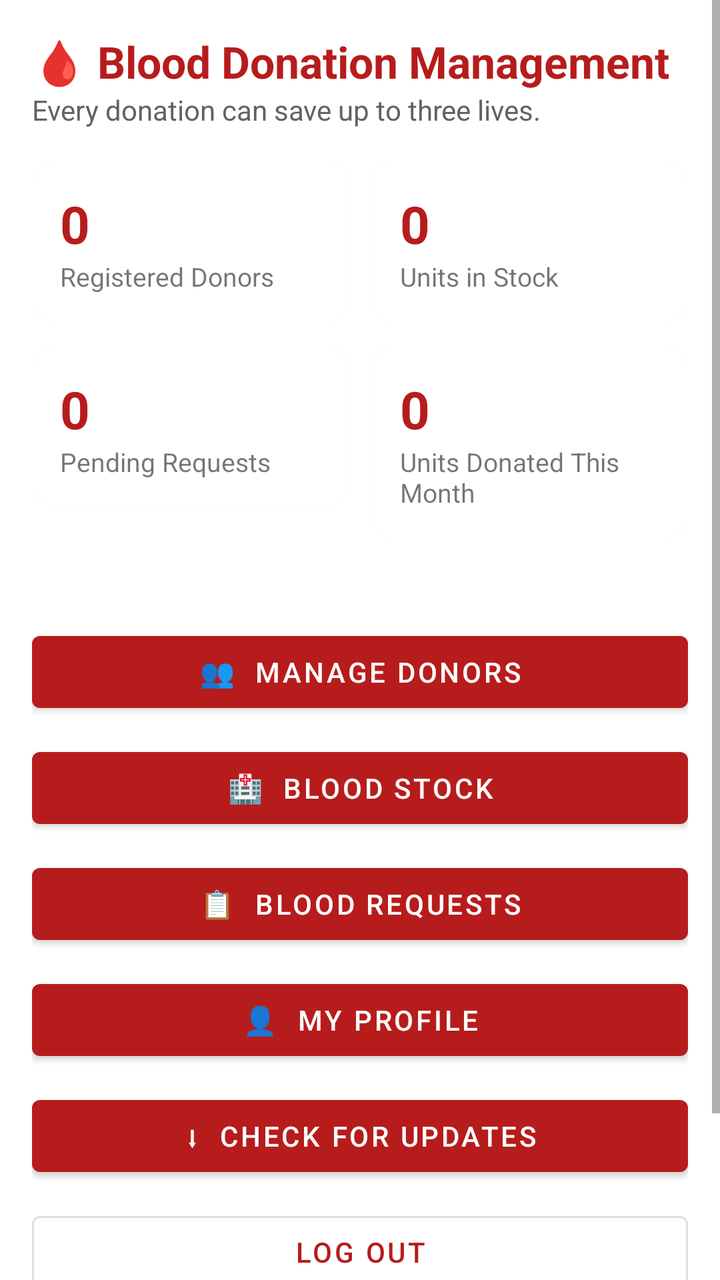
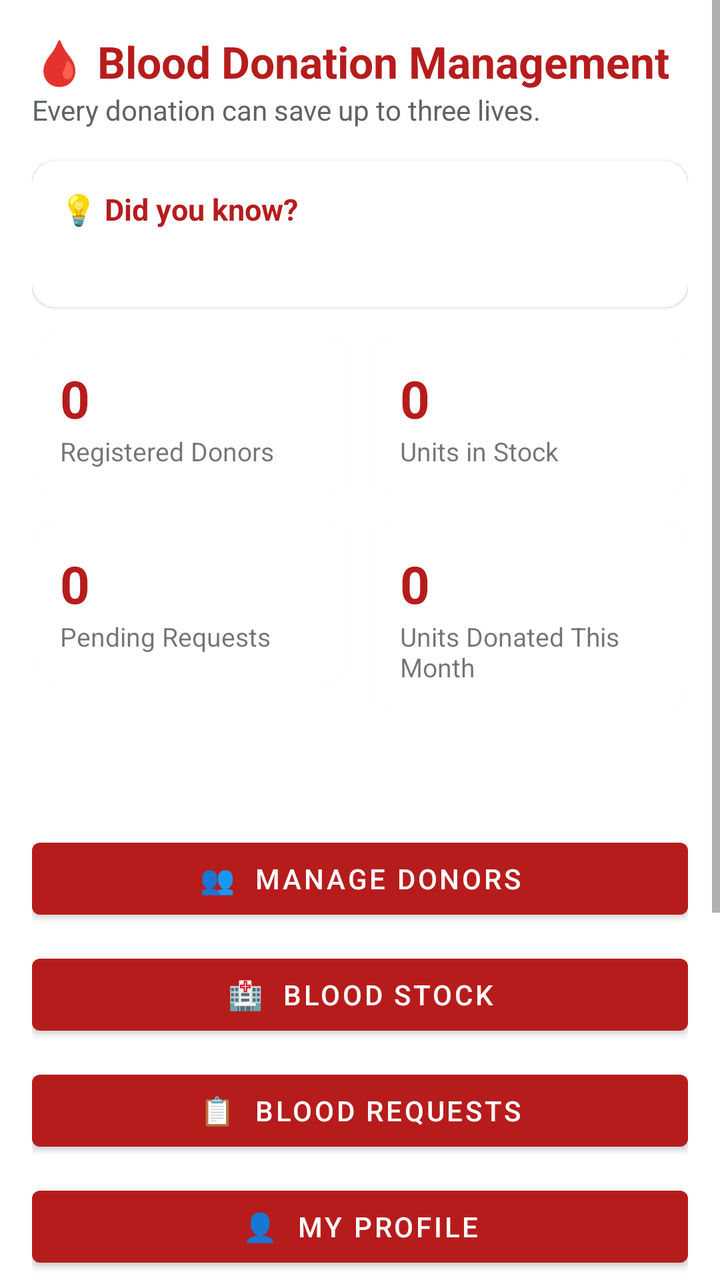

Screens rendered from an Android XML layout before and after an edit, with the pre-edit source and the edit as a unified diff.
<!-- AndroidManifest.xml: application theme Theme.BloodDonation -->
<!-- res/layout/activity_main.xml -->
<?xml version="1.0" encoding="utf-8"?>
<ScrollView xmlns:android="http://schemas.android.com/apk/res/android"
    xmlns:app="http://schemas.android.com/apk/res-auto"
    android:layout_width="match_parent" android:layout_height="match_parent">
    <LinearLayout android:layout_width="match_parent" android:layout_height="wrap_content"
        android:orientation="vertical" android:padding="16dp">

        <TextView android:layout_width="wrap_content" android:layout_height="wrap_content"
            android:text="🩸 Blood Donation Management" android:textSize="22sp"
            android:textStyle="bold" android:textColor="@color/text_accent" />
        <TextView android:layout_width="wrap_content" android:layout_height="wrap_content"
            android:text="Every donation can save up to three lives."
            android:textSize="14sp" android:textColor="@color/text_secondary"
            android:layout_marginBottom="16dp" />

        <LinearLayout android:layout_width="match_parent" android:layout_height="wrap_content"
            android:orientation="horizontal">
            <com.google.android.material.card.MaterialCardView
                android:layout_width="0dp" android:layout_height="wrap_content" android:layout_weight="1"
                android:layout_marginEnd="6dp" app:cardCornerRadius="12dp"
                xmlns:app="http://schemas.android.com/apk/res-auto">
                <LinearLayout android:layout_width="match_parent" android:layout_height="wrap_content"
                    android:orientation="vertical" android:padding="14dp">
                    <TextView android:id="@+id/tvStatDonors" android:layout_width="wrap_content"
                        android:layout_height="wrap_content" android:text="0" android:textSize="26sp"
                        android:textStyle="bold" android:textColor="@color/text_accent" />
                    <TextView android:layout_width="wrap_content" android:layout_height="wrap_content"
                        android:text="Registered Donors" android:textSize="13sp" />
                </LinearLayout>
            </com.google.android.material.card.MaterialCardView>
            <com.google.android.material.card.MaterialCardView
                android:layout_width="0dp" android:layout_height="wrap_content" android:layout_weight="1"
                android:layout_marginStart="6dp" app:cardCornerRadius="12dp">
                <LinearLayout android:layout_width="match_parent" android:layout_height="wrap_content"
                    android:orientation="vertical" android:padding="14dp">
                    <TextView android:id="@+id/tvStatUnits" android:layout_width="wrap_content"
                        android:layout_height="wrap_content" android:text="0" android:textSize="26sp"
                        android:textStyle="bold" android:textColor="@color/text_accent" />
                    <TextView android:layout_width="wrap_content" android:layout_height="wrap_content"
                        android:text="Units in Stock" android:textSize="13sp" />
                </LinearLayout>
            </com.google.android.material.card.MaterialCardView>
        </LinearLayout>

        <LinearLayout android:layout_width="match_parent" android:layout_height="wrap_content"
            android:orientation="horizontal" android:layout_marginTop="12dp">
            <com.google.android.material.card.MaterialCardView
                android:layout_width="0dp" android:layout_height="wrap_content" android:layout_weight="1"
                android:layout_marginEnd="6dp" app:cardCornerRadius="12dp">
                <LinearLayout android:layout_width="match_parent" android:layout_height="wrap_content"
                    android:orientation="vertical" android:padding="14dp">
                    <TextView android:id="@+id/tvStatRequests" android:layout_width="wrap_content"
                        android:layout_height="wrap_content" android:text="0" android:textSize="26sp"
                        android:textStyle="bold" android:textColor="@color/text_accent" />
                    <TextView android:layout_width="wrap_content" android:layout_height="wrap_content"
                        android:text="Pending Requests" android:textSize="13sp" />
                </LinearLayout>
            </com.google.android.material.card.MaterialCardView>
            <com.google.android.material.card.MaterialCardView
                android:layout_width="0dp" android:layout_height="wrap_content" android:layout_weight="1"
                android:layout_marginStart="6dp" app:cardCornerRadius="12dp">
                <LinearLayout android:layout_width="match_parent" android:layout_height="wrap_content"
                    android:orientation="vertical" android:padding="14dp">
                    <TextView android:id="@+id/tvStatMonth" android:layout_width="wrap_content"
                        android:layout_height="wrap_content" android:text="0" android:textSize="26sp"
                        android:textStyle="bold" android:textColor="@color/text_accent" />
                    <TextView android:layout_width="wrap_content" android:layout_height="wrap_content"
                        android:text="Units Donated This Month" android:textSize="13sp" />
                </LinearLayout>
            </com.google.android.material.card.MaterialCardView>
        </LinearLayout>

        <TextView android:id="@+id/tvSignedIn" android:layout_width="wrap_content"
            android:layout_height="wrap_content" android:textSize="14sp"
            android:textColor="@color/text_secondary" android:layout_marginBottom="4dp" />

        
        <TextView android:id="@+id/tvSyncWarning" android:layout_width="match_parent"
            android:layout_height="wrap_content" android:textSize="13sp"
            android:textColor="@color/status_warn" android:visibility="gone"
            android:layout_marginBottom="4dp" />

        <Button android:id="@+id/btnDonors" android:layout_width="match_parent" android:layout_height="wrap_content"
            android:text="👥  Manage Donors" android:layout_marginTop="20dp" />
        <Button android:id="@+id/btnStock" android:layout_width="match_parent" android:layout_height="wrap_content"
            android:text="🏥  Blood Stock" android:layout_marginTop="10dp" />
        <Button android:id="@+id/btnRequests" android:layout_width="match_parent" android:layout_height="wrap_content"
            android:text="📋  Blood Requests" android:layout_marginTop="10dp" />
        <Button android:id="@+id/btnProfile" android:layout_width="match_parent" android:layout_height="wrap_content"
            android:text="👤  My Profile" android:layout_marginTop="10dp" />
        <Button android:id="@+id/btnUpdate" android:layout_width="match_parent" android:layout_height="wrap_content"
            android:text="⬇  Check for Updates" android:layout_marginTop="10dp" />
        
        <Button android:id="@+id/btnCheckRequests" android:layout_width="match_parent"
            android:layout_height="wrap_content" android:text="Check requests now (debug only)"
            android:layout_marginTop="10dp" android:visibility="gone" />
        <Button android:id="@+id/btnLogout" android:layout_width="match_parent" android:layout_height="wrap_content"
            android:text="Log Out" android:layout_marginTop="10dp" style="?attr/materialButtonOutlinedStyle" />

        
        <TextView android:layout_width="wrap_content" android:layout_height="wrap_content"
            android:text="Stock by blood group" android:textSize="16sp" android:textStyle="bold"
            android:textColor="@color/text_secondary"
            android:layout_marginTop="22dp" android:layout_marginBottom="6dp" />
        <TextView android:id="@+id/tvStockSummary" android:layout_width="match_parent"
            android:layout_height="wrap_content" android:textSize="15sp"
            android:textColor="@color/text_secondary" android:lineSpacingMultiplier="1.3" />
    </LinearLayout>
</ScrollView>
<!-- resources referenced by this layout -->
<resources>
  <color name="status_warn">#E65100</color>
  <color name="text_accent">#B71C1C</color>
  <color name="text_secondary">#5F6368</color>
  <style name="Theme.BloodDonation" parent="Theme.MaterialComponents.DayNight.DarkActionBar">
          <item name="colorPrimary">@color/blood_red</item>
          <item name="colorPrimaryVariant">@color/blood_red_dark</item>
          <item name="colorOnPrimary">@color/white</item>
          <item name="colorSecondary">@color/blood_red</item>
          <item name="android:statusBarColor">@color/blood_red_dark</item>
      </style>
  <color name="blood_red">#B71C1C</color>
  <color name="blood_red_dark">#7F0000</color>
  <color name="white">#FFFFFF</color>
</resources>

<!-- the commit's change to res/layout/activity_main.xml (unified diff, before → after) -->
@@ -12,6 +12,21 @@
             android:text="Every donation can save up to three lives."
             android:textSize="14sp" android:textColor="@color/text_secondary"
             android:layout_marginBottom="16dp" />
+
+        
+        <com.google.android.material.card.MaterialCardView
+            android:layout_width="match_parent" android:layout_height="wrap_content"
+            android:layout_marginBottom="14dp" app:cardCornerRadius="12dp">
+            <LinearLayout android:layout_width="match_parent" android:layout_height="wrap_content"
+                android:orientation="vertical" android:padding="14dp">
+                <TextView android:layout_width="wrap_content" android:layout_height="wrap_content"
+                    android:text="💡 Did you know?" android:textSize="15sp" android:textStyle="bold"
+                    android:textColor="@color/text_accent" />
+                <TextView android:id="@+id/tvFact" android:layout_width="match_parent"
+                    android:layout_height="wrap_content" android:textSize="14sp"
+                    android:textColor="@color/text_secondary" android:layout_marginTop="6dp" />
+            </LinearLayout>
+        </com.google.android.material.card.MaterialCardView>
 
         <LinearLayout android:layout_width="match_parent" android:layout_height="wrap_content"
             android:orientation="horizontal">
@@ -70,9 +85,25 @@
             </com.google.android.material.card.MaterialCardView>
         </LinearLayout>
 
+        
+        <com.google.android.material.card.MaterialCardView
+            android:id="@+id/cardMilestones" android:layout_width="match_parent"
+            android:layout_height="wrap_content" android:layout_marginTop="14dp"
+            android:visibility="gone" app:cardCornerRadius="12dp">
+            <LinearLayout android:layout_width="match_parent" android:layout_height="wrap_content"
+                android:orientation="vertical" android:padding="14dp">
+                <TextView android:layout_width="wrap_content" android:layout_height="wrap_content"
+                    android:text="Your donation milestones" android:textSize="15sp"
+                    android:textStyle="bold" android:textColor="@color/text_accent" />
+                <TextView android:id="@+id/tvMilestones" android:layout_width="match_parent"
+                    android:layout_height="wrap_content" android:textSize="14sp"
+                    android:textColor="@color/text_secondary" android:layout_marginTop="6dp" />
+            </LinearLayout>
+        </com.google.android.material.card.MaterialCardView>
+
         <TextView android:id="@+id/tvSignedIn" android:layout_width="wrap_content"
             android:layout_height="wrap_content" android:textSize="14sp"
-            android:textColor="@color/text_secondary" android:layout_marginBottom="4dp" />
+            android:textColor="@color/text_secondary" android:layout_marginTop="16dp" android:layout_marginBottom="4dp" />
 
         
         <TextView android:id="@+id/tvSyncWarning" android:layout_width="match_parent"
@@ -88,6 +119,8 @@
             android:text="📋  Blood Requests" android:layout_marginTop="10dp" />
         <Button android:id="@+id/btnProfile" android:layout_width="match_parent" android:layout_height="wrap_content"
             android:text="👤  My Profile" android:layout_marginTop="10dp" />
+        <Button android:id="@+id/btnSettings" android:layout_width="match_parent" android:layout_height="wrap_content"
+            android:text="⚙  Settings" android:layout_marginTop="10dp" style="?attr/materialButtonOutlinedStyle" />
         <Button android:id="@+id/btnUpdate" android:layout_width="match_parent" android:layout_height="wrap_content"
             android:text="⬇  Check for Updates" android:layout_marginTop="10dp" />
         
